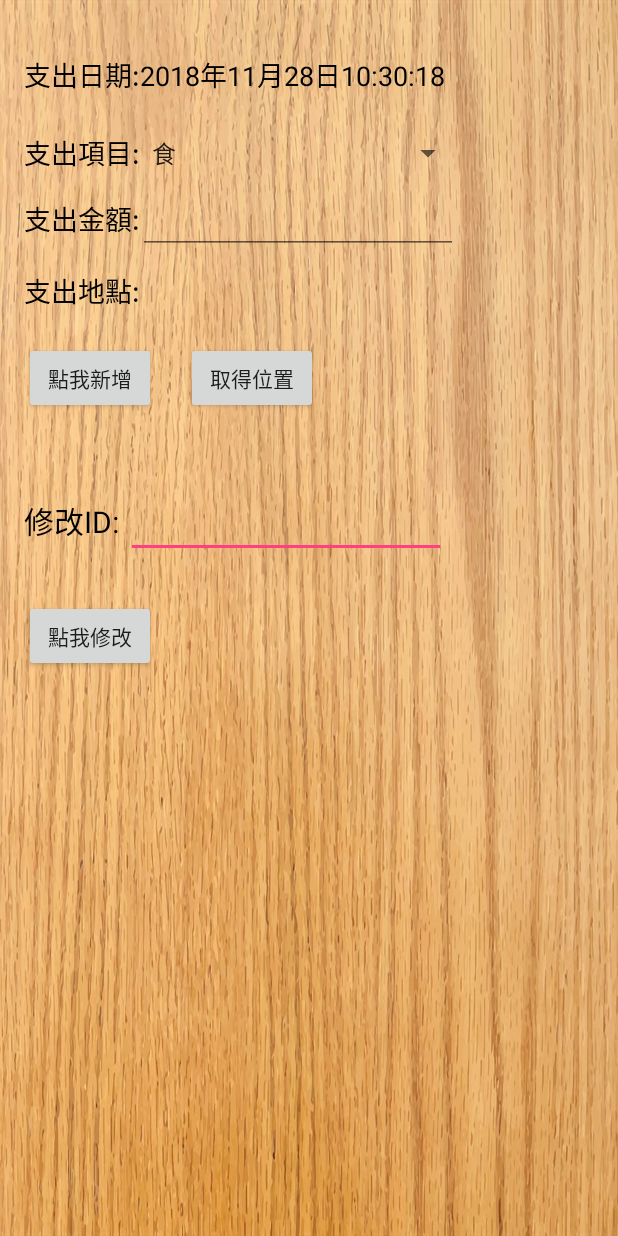
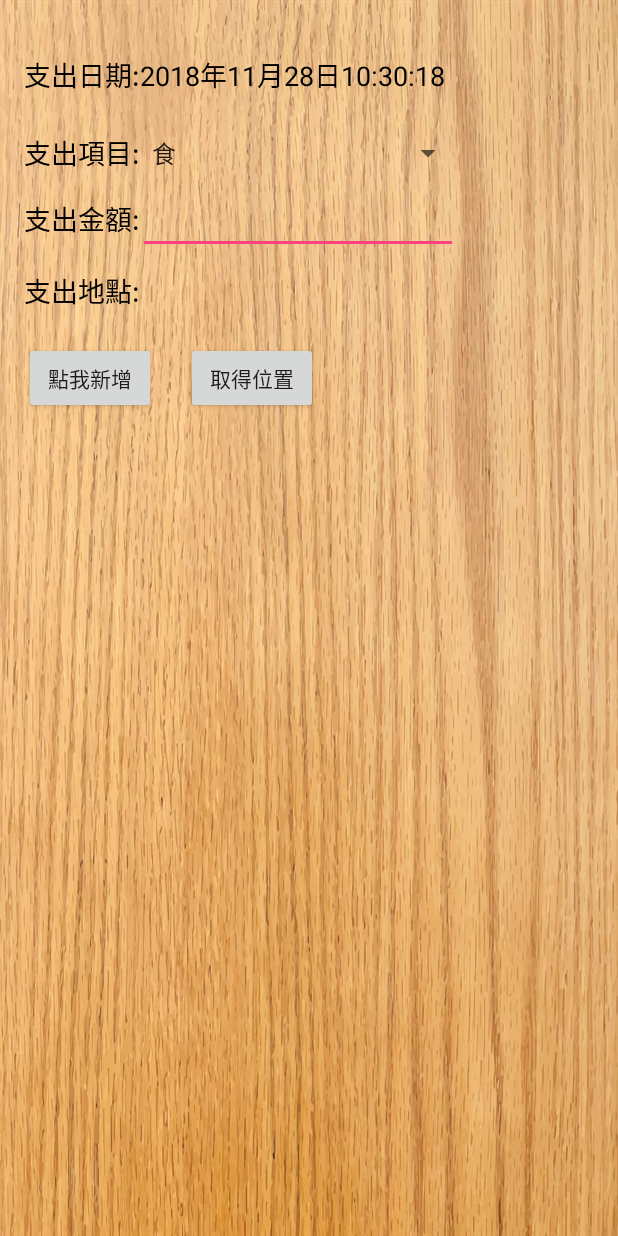
Before and after one commit to e11491576/ProjectApp, an Android app: the AddActivity screen opened directly, with no data from a screen before it, on a phone screen of 412 x 824 dp. Run offline under Robolectric (Android 15) with nearby library versions, the phone set to English and light mode, and no system bars; 2 statements that could not run were skipped.

Commit message:
Delete update function

```diff
--- a/app/build.gradle
+++ b/app/build.gradle
@@ -2,7 +2,7 @@ apply plugin: 'com.android.application'
 
 android {
     compileSdkVersion 26
-    buildToolsVersion "23.0.1"
+    buildToolsVersion '26.0.2'
     defaultConfig {
         applicationId "com.example.kevin.projectapp"
         minSdkVersion 23
--- a/app/src/main/java/com/example/kevin/projectapp/AddActivity.java
+++ b/app/src/main/java/com/example/kevin/projectapp/AddActivity.java
@@ -58,7 +58,6 @@ public class AddActivity extends AppCompatActivity {
         itemSpinner.setAdapter(nAdapter);
         currentTime.setText(str);//set_curret_time
         AddData();
-        UpdateData();
         btnGetPositionClick();
     }
 
@@ -83,7 +82,7 @@ public class AddActivity extends AppCompatActivity {
                 }
         );
     }
-
+/*
     public void UpdateData() {
         btnUpdate.setOnClickListener(
                 new View.OnClickListener() {
@@ -107,7 +106,7 @@ public class AddActivity extends AppCompatActivity {
                 }
         );
     }
-
+*/
     public void getLocation() {
 
         Criteria criteria = new Criteria();
@@ -119,7 +118,6 @@ public class AddActivity extends AppCompatActivity {
         String serviceName = Context.LOCATION_SERVICE;
         locationManager = (LocationManager) getSystemService(serviceName);
         provider = locationManager.getBestProvider(criteria, true);
-        //Log.d("provider", provider);
         listener = new LocationListener() {
             @Override
             public void onLocationChanged(Location location) {
--- a/app/src/main/java/com/example/kevin/projectapp/SearchActivity.java
+++ b/app/src/main/java/com/example/kevin/projectapp/SearchActivity.java
@@ -86,13 +86,10 @@ public class SearchActivity extends AppCompatActivity implements View.OnClickLis
                             m_Calendar.get(Calendar.MONTH),
                             m_Calendar.get(Calendar.DAY_OF_MONTH));
             dialog.show();
-
         }
-
     }
 
     public void myClickHandler(View v) {
-
         v.setOnClickListener(
                 new View.OnClickListener() {
                     @Override
--- a/app/src/main/res/layout/activity_add.xml
+++ b/app/src/main/res/layout/activity_add.xml
@@ -7,17 +7,6 @@
     android:background="@drawable/search_bg"
     tools:context="com.example.kevin.projectapp.AddActivity">
 
-
-    <EditText
-        android:id="@+id/edittext"
-        android:layout_width="wrap_content"
-        android:layout_height="wrap_content"
-        android:layout_marginStart="84dp"
-        android:layout_marginTop="100dp"
-        android:ems="10"
-        android:inputType="textPersonName"
-        app:layout_constraintStart_toStartOf="parent"
-        app:layout_constraintTop_toBottomOf="@+id/textLocation" />
 
     <Button
         android:id="@+id/button2"
@@ -105,28 +94,6 @@
         app:layout_constraintTop_toBottomOf="@+id/textView" />
 
     <TextView
-        android:id="@+id/textID"
-        android:layout_width="75dp"
-        android:layout_height="33dp"
-        android:layout_marginStart="16dp"
-        android:layout_marginTop="332dp"
-        android:text="修改ID:"
-        android:textColor="@android:color/black"
-        android:textSize="20sp"
-        app:layout_constraintStart_toStartOf="parent"
-        app:layout_constraintTop_toTopOf="parent" />
-
-    <Button
-        android:id="@+id/btnupdate"
-        android:layout_width="wrap_content"
-        android:layout_height="wrap_content"
-        android:layout_marginStart="16dp"
-        android:layout_marginTop="400dp"
-        android:text="點我修改"
-        app:layout_constraintStart_toStartOf="parent"
-        app:layout_constraintTop_toTopOf="parent" />
-
-    <TextView
         android:id="@+id/textLocation"
         android:layout_width="217dp"
         android:layout_height="48dp"
```
Also changed, not shown: app/src/main/java/com/example/kevin/projectapp/GraphActivity.java (+4 -17 lines).
